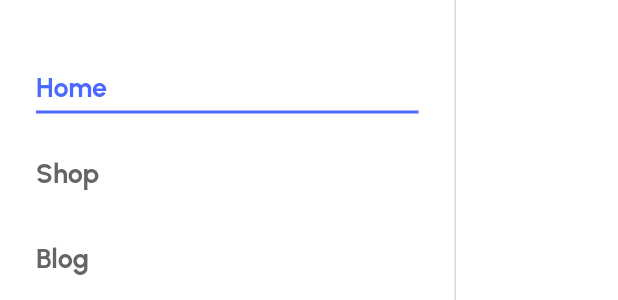
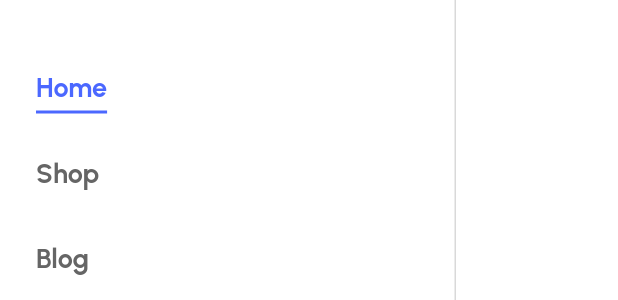
Before and after one commit to ahmedAdelElmelegy/cara, a Flutter app: the DrawerWidget widget shown alone on an empty page, opened directly, on a phone screen of 412 x 824 dp. Shown: the part 170-470 px from the top of the screen. Run offline on Flutter 3.47's test engine with Material 3 defaults, Android fonts, the light colour scheme and no system bars; our stand-ins replace flutter_map, go_router, iconsax_flutter, latlong2, url_strategy; missing offline and left inert: dynamic_height_grid_view.

Commit message:
solve drawer problem and title problem

```diff
--- a/lib/core/widget/layout/drawer/drawer.dart
+++ b/lib/core/widget/layout/drawer/drawer.dart
@@ -101,12 +101,15 @@ class _DrawerWidgetState extends State<DrawerWidget> {
                     padding: EdgeInsets.only(
                       top: index == 0 ? 0 : AppSize.defaultSpace,
                     ),
+                    child: Align(
+                      alignment: Alignment.centerLeft,
                       child: NavBarItem(
                         title: navBarItems[index],
                         onTap: () {
                           _router.go(routes[index]);
                         },
                         isActive: index == currentIndex,
+                      ),
                     ),
                   ),
                 ),
--- a/lib/feature/home/presentation/widgets/product_item.dart
+++ b/lib/feature/home/presentation/widgets/product_item.dart
@@ -71,7 +71,9 @@ class _ProductItemState extends State<ProductItem> {
             SizedBox(height: AppSize.spaceBtwItems / 2),
             Text(
               "Cartoon Astronaut T-Shirts",
-              style: Theme.of(context).textTheme.headlineLarge!,
+              style: Theme.of(
+                context,
+              ).textTheme.headlineLarge!.copyWith(color: ColorManager.dark),
             ),
             SizedBox(height: AppSize.spaceBtwItems / 2),
             Row(
```
Also changed, not shown: lib/feature/blog/presentation/widgets/blog_image_section.dart (+6 -1 lines). Lines whose indentation alone changed are shown as unchanged.
